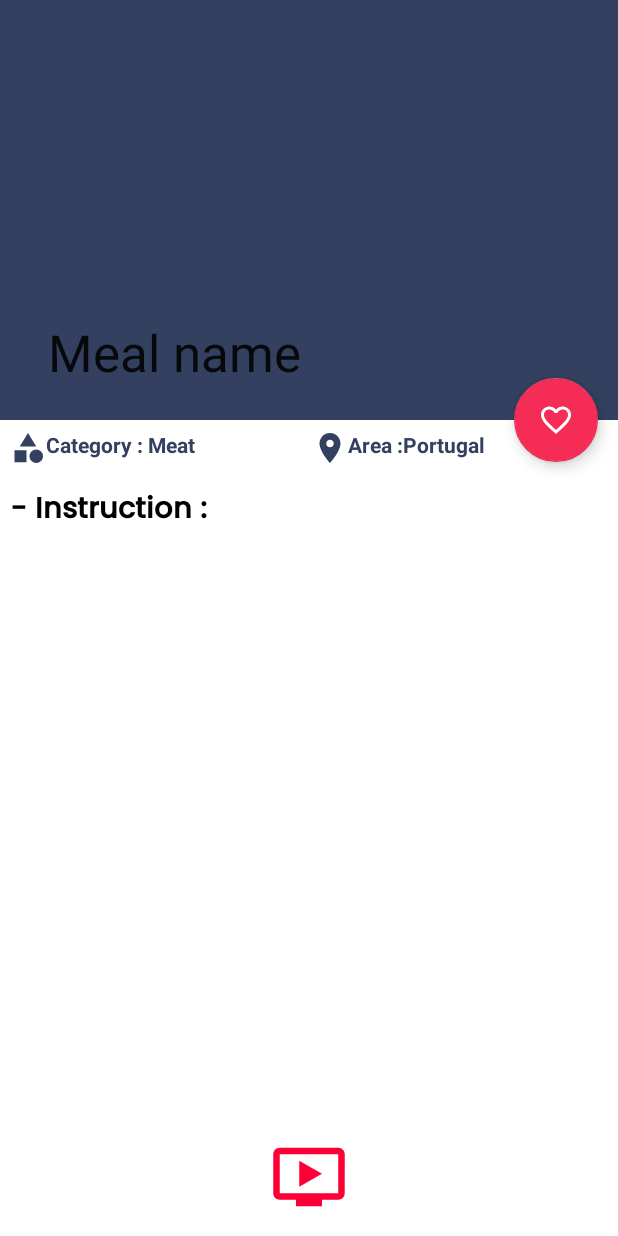
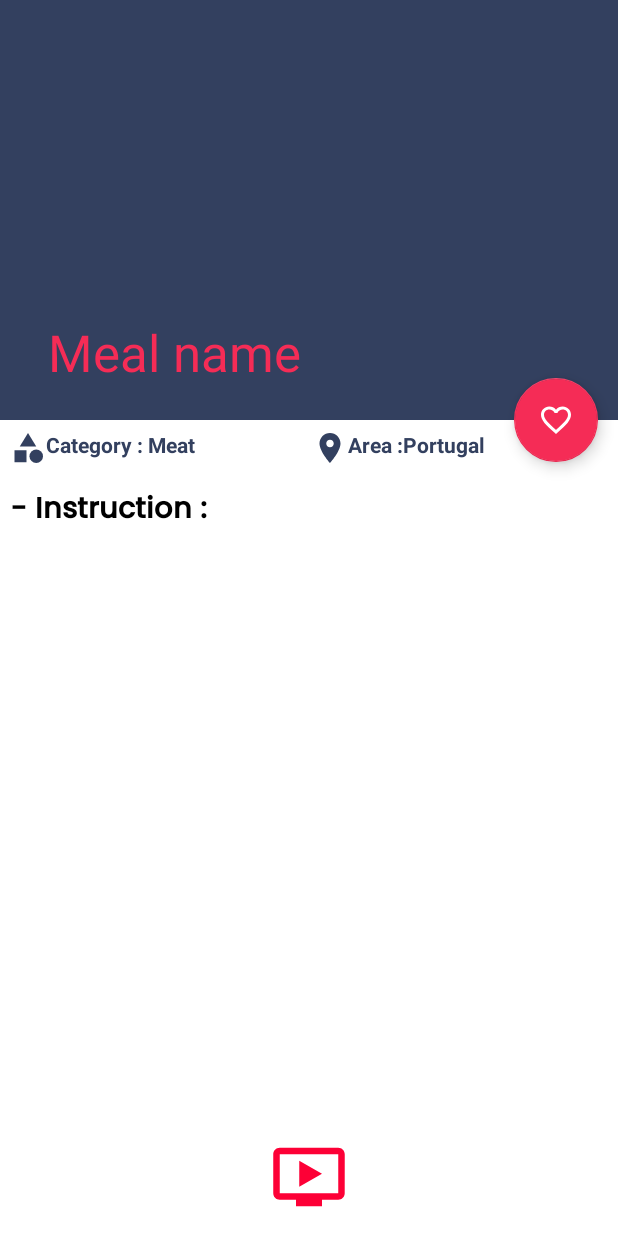
Before and after one commit to bella-cd/food_app, an Android app: the MealActivity screen opened directly, with no data from a screen before it, on a phone screen of 412 x 824 dp. Run offline under Robolectric (Android 15) with nearby library versions, the phone set to English and light mode, and no system bars; our stand-ins replace sdp/ssp sizes; pictures from the network do not load; 5 statements that could not run were skipped.

Commit message:
-Added these lines of code prepare an intent with meal-related data as extras for launching another activity. - Created three constant values, each associated with specific keys. These constants are typically employed for data transmission between fragments or activities in your Android application. -Late-initialized properties to store meal-related information and binding for the MealActivity. -Retrieves meal information from the intent and assigns it to corresponding properties. -Populates the view with meal information, including an image, title, and title text colors. -LinearProgressIndicator for loading progress anchored to 'appBar'.

```diff
--- a/app/src/main/java/pt/ipg/food_app/activities/MealActivity.kt
+++ b/app/src/main/java/pt/ipg/food_app/activities/MealActivity.kt
@@ -2,11 +2,44 @@ package pt.ipg.food_app.activities
 
 import androidx.appcompat.app.AppCompatActivity
 import android.os.Bundle
+import com.bumptech.glide.Glide
+import pt.ipg.food_app.HomeFragment
 import pt.ipg.food_app.R
+import pt.ipg.food_app.databinding.ActivityMealBinding
 
 class MealActivity : AppCompatActivity() {
+    // Late-initialized properties to store meal-related information and binding for the MealActivity.
+    private lateinit var mealId:String
+    private lateinit var mealName:String
+    private lateinit var mealThumb:String
+    private lateinit var binding: ActivityMealBinding
     override fun onCreate(savedInstanceState: Bundle?) {
         super.onCreate(savedInstanceState)
-        setContentView(R.layout.activity_meal)
+        binding = ActivityMealBinding.inflate(layoutInflater)
+        setContentView(binding.root)
+
+        getMealInformationFromIntent()
+
+        getInformationInView()
+    }
+
+    // Populates the view with meal information, including an image, title, and title text colors.
+    private fun getInformationInView() {
+        Glide.with(applicationContext)
+            .load(mealThumb)
+            .into(binding.imgMealDetail)
+
+        binding.collapsingToolbar.title = mealName
+        binding.collapsingToolbar.setCollapsedTitleTextColor(resources.getColor(R.color.white))
+        binding.collapsingToolbar.setExpandedTitleColor(resources.getColor(R.color.accent))
+    }
+
+    // Retrieves meal information from the intent and assigns it to corresponding properties.
+    private fun getMealInformationFromIntent() {
+        val intent = intent
+        mealId = intent.getStringExtra(HomeFragment.MEAL_ID)!!
+        mealName = intent.getStringExtra(HomeFragment.MEAL_NAME)!!
+        mealThumb = intent.getStringExtra(HomeFragment.MEAL_THUMB)!!
+
     }
 }
--- a/app/src/main/res/layout/activity_meal.xml
+++ b/app/src/main/res/layout/activity_meal.xml
@@ -136,4 +136,14 @@
             android:src="@drawable/img_video"
             android:layout_marginBottom="@dimen/_10sdp"/>
 
+    <!-- LinearProgressIndicator for loading progress anchored to 'appBar'. -->
+    <com.google.android.material.progressindicator.LinearProgressIndicator
+        android:id="@+id/progressBar"
+        android:layout_width="match_parent"
+        android:layout_height="wrap_content"
+        android:indeterminate="true"
+        app:layout_anchor="@id/appBar"
+        app:layout_anchorGravity="bottom"
+        android:visibility="gone"/>
+
     </androidx.coordinatorlayout.widget.CoordinatorLayout>
```
Also changed, not shown: app/src/main/java/pt/ipg/food_app/HomeFragment.kt (+17 -5 lines).
